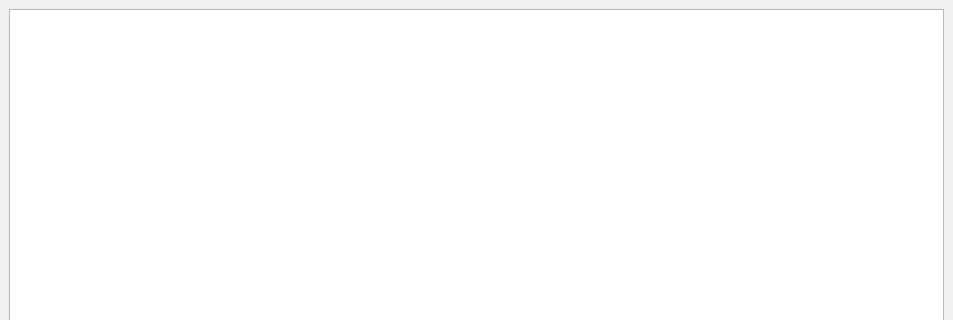
vanish194/Leonov_Data_Base_V3, file mainwindow.ui: the form before one commit; both pictures show x 0 to 953 and y 0 to 320 of the 953 by 709 pixel window.
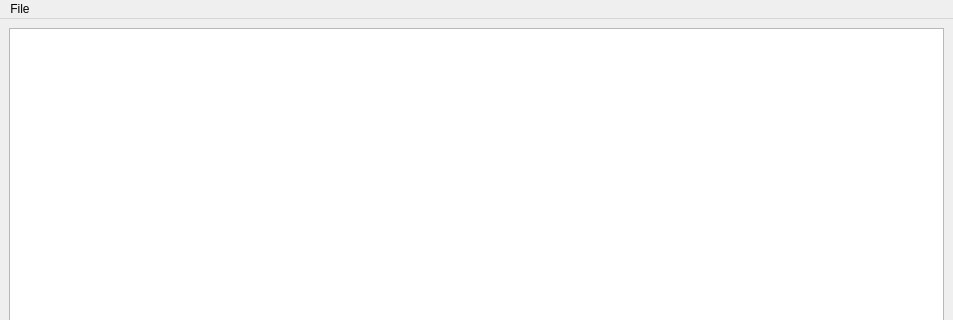
The form after the commit.

Patch:
```diff
--- a/mainwindow.ui
+++ b/mainwindow.ui
@@ -98,6 +98,13 @@
      <height>25</height>
     </rect>
    </property>
+   <widget class="QMenu" name="menuMenu">
+    <property name="title">
+     <string>File</string>
+    </property>
+    <addaction name="OpenDataBase"/>
+   </widget>
+   <addaction name="menuMenu"/>
   </widget>
   <widget class="QStatusBar" name="statusbar"/>
  </widget>
```
Left out of the diff: 8 changed lines with no effect on the pictures.
